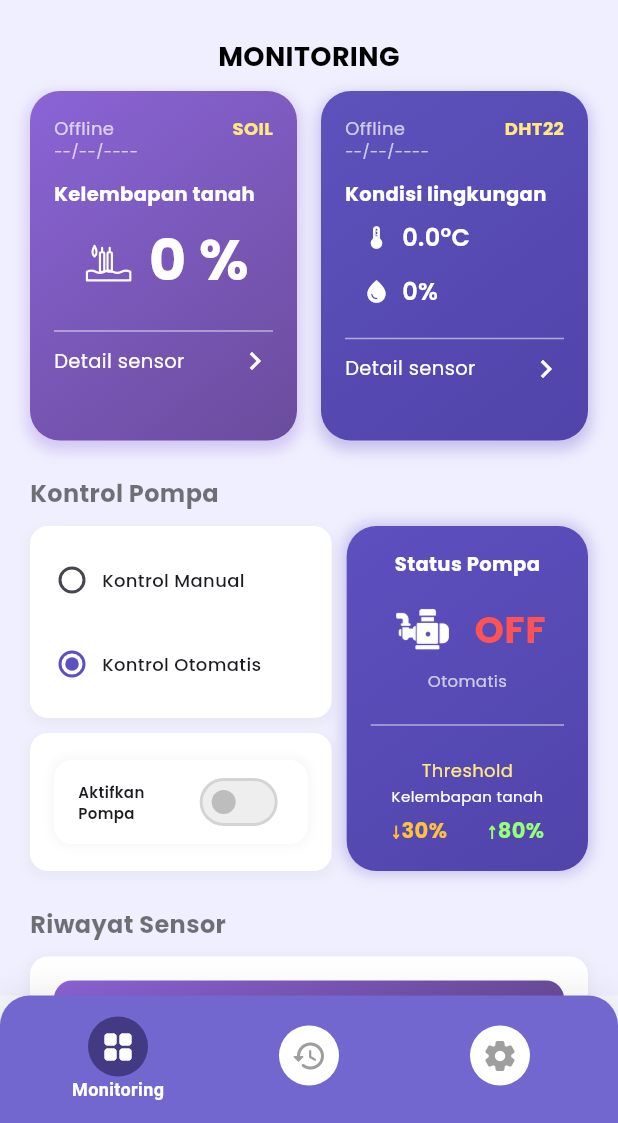
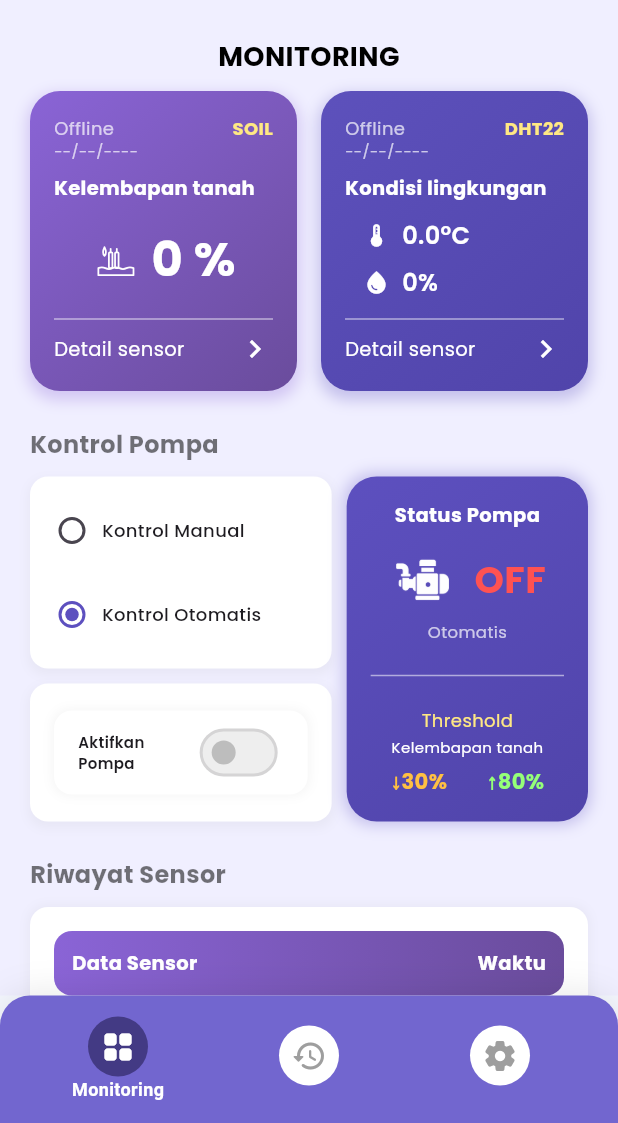
Before and after one commit to fnarf26/brio-app, a Flutter app: the screen it shows after launch, after a tap on "Kontrol Otomatis", on a phone screen of 412 x 824 dp, the part 113-1236 px from its top. Run offline on Flutter 3.47's test engine with Material 3 defaults, Android fonts, the phone set to English and light mode, and no system bars; our stand-ins replace connectivity_plus, firebase_core, firebase_database, firebase_messaging, firebase_storage, fl_chart and 4 more; accounts and stored records are empty.

Commit message:
update fcm fiture

```diff
--- a/lib/detail_soil_screen.dart
+++ b/lib/detail_soil_screen.dart
@@ -4,7 +4,6 @@ import 'package:fl_chart/fl_chart.dart';
 import 'package:flutter/material.dart';
 import 'package:flutter_svg/flutter_svg.dart';
 import 'package:google_fonts/google_fonts.dart';
-import 'package:brio/atur_threshold_screen.dart';
 
 class DetailSoilScreen extends StatefulWidget {
   const DetailSoilScreen({super.key});
--- a/lib/main.dart
+++ b/lib/main.dart
@@ -1,16 +1,75 @@
 import 'package:brio/splash_screen.dart'; // <-- Ganti ini
 import 'package:firebase_core/firebase_core.dart';
-import 'package:cloud_firestore/cloud_firestore.dart';
 import 'package:flutter/material.dart';
 import 'package:firebase_database/firebase_database.dart';
+import 'package:firebase_messaging/firebase_messaging.dart';
+import 'package:flutter_local_notifications/flutter_local_notifications.dart';
 import 'firebase_options.dart';
+
+final FlutterLocalNotificationsPlugin flutterLocalNotificationsPlugin =
+    FlutterLocalNotificationsPlugin();
+
+Future<void> _firebaseMessagingBackgroundHandler(RemoteMessage message) async {
+  await Firebase.initializeApp();
+  print('[FCM][Background] Diterima: ${message.notification?.title} | ${message.notification?.body}');
+  _showNotification(message);
+}
+
+void _showNotification(RemoteMessage message) async {
+  const AndroidNotificationDetails androidDetails = AndroidNotificationDetails(
+    'brio_channel', 'Brio Notifikasi',
+    importance: Importance.max,
+    priority: Priority.high,
+    showWhen: true,
+  );
+  const NotificationDetails notificationDetails =
+      NotificationDetails(android: androidDetails);
+
+  await flutterLocalNotificationsPlugin.show(
+    message.notification.hashCode,
+    message.notification?.title ?? 'Notifikasi',
+    message.notification?.body ?? '',
+    notificationDetails,
+  );
+}
 
 Future<void> main() async {
   WidgetsFlutterBinding.ensureInitialized();
-
   await Firebase.initializeApp(
     options: DefaultFirebaseOptions.currentPlatform,
   );
+
+  // Inisialisasi local notification
+  const AndroidNotificationChannel channel = AndroidNotificationChannel(
+    'brio_channel',
+    'Brio Notifikasi',
+    description: 'Channel untuk notifikasi FCM Brio',
+    importance: Importance.max,
+  );
+  await flutterLocalNotificationsPlugin
+      .resolvePlatformSpecificImplementation<AndroidFlutterLocalNotificationsPlugin>()
+      ?.createNotificationChannel(channel);
+
+  const AndroidInitializationSettings androidInitSettings =
+      AndroidInitializationSettings('@mipmap/launcher_icon');
+  const InitializationSettings initSettings =
+      InitializationSettings(android: androidInitSettings);
+  await flutterLocalNotificationsPlugin.initialize(initSettings);
+
+  // Minta izin notifikasi (Android/iOS)
+  await FirebaseMessaging.instance.requestPermission();
+
+  // Subscribe ke topic "brio"
+  await FirebaseMessaging.instance.subscribeToTopic('brio');
+
+  // Handler background
+  FirebaseMessaging.onBackgroundMessage(_firebaseMessagingBackgroundHandler);
+
+  // TAMBAHKAN INI: Handler foreground di global scope
+  FirebaseMessaging.onMessage.listen((RemoteMessage message) {
+    print('[FCM][Foreground] Diterima: ${message.notification?.title} | ${message.notification?.body}');
+    _showNotification(message);
+  });
 
   runApp(const MyApp());
 }
@@ -46,13 +105,17 @@ class _FirebaseTestScreenState extends State<FirebaseTestScreen> {
   void initState() {
     super.initState();
     _checkRealtimeDB();
+
+    FirebaseMessaging.onMessage.listen((RemoteMessage message) {
+      print('[FCM][Foreground] Diterima: ${message.notification?.title} | ${message.notification?.body}');
+      _showNotification(message);
+    });
   }
 
   Future<void> _checkRealtimeDB() async {
     try {
       // Tampilkan URL dari firebase_options.dart
       final dbUrl = DefaultFirebaseOptions.currentPlatform.databaseURL;
-      print("📡 Database URL: $dbUrl");
 
       // Referensi ke Realtime Database
       final dbRef = FirebaseDatabase.instance.ref("test/ping");
--- a/lib/monitoring_screen.dart
+++ b/lib/monitoring_screen.dart
@@ -7,7 +7,6 @@ import 'package:connectivity_plus/connectivity_plus.dart';
 import 'package:brio/detail_dht_screen.dart';
 import 'package:brio/detail_soil_screen.dart';
 import 'package:brio/riwayat_notifikasi_screen.dart';
-import 'package:connectivity_plus/connectivity_plus.dart';
 
 class MonitoringScreen extends StatefulWidget {
   const MonitoringScreen({super.key});
@@ -31,6 +30,9 @@ class _MonitoringScreenState extends State<MonitoringScreen> {
   bool isManualControl = true;
   int lowThreshold = 30;
   int highThreshold = 80;
+
+  // Tambahkan variabel baru untuk status switch UI
+  bool pumpSwitchStatus = false;
 
   List<Map<String, dynamic>> sensorHistory = [];
 
@@ -96,52 +98,33 @@ class _MonitoringScreenState extends State<MonitoringScreen> {
           if (configData != null) {
             lowThreshold = configData['lowThreshold'] ?? 30;
             highThreshold = configData['highThreshold'] ?? 80;
+            isManualControl = (configData['mode'] ?? 'manual') == 'manual';
+
+            // Inisialisasi pumpSwitchStatus dari config/manualPump
+            final manualPump = configData['manualPump'] ?? 'OFF';
+            pumpSwitchStatus = manualPump == 'ON';
           }
         });
       }
     });
 
-    _historySubscription = _deviceRef
-        .child('history')
-        .limitToLast(4)
-        .onValue
-        .listen((event) {
+    _historySubscription = _deviceRef.child('history').limitToLast(4).onValue.listen((
+      event,
+    ) {
       final data = event.snapshot.value as Map<dynamic, dynamic>?;
       if (data != null && mounted) {
         final List<Map<String, dynamic>> loadedHistory = [];
         data.forEach((key, value) {
           final item = value as Map<dynamic, dynamic>;
           final timestamp = item['timestamp'] ?? 0;
-
-              // Tetap ambil timestamp asli utk sorting
-              final dt = DateTime.fromMillisecondsSinceEpoch(
-                timestamp * 1000,
-                isUtc: true,
-              ).toLocal();
-
-              // Waktu sekarang (bukan dari alat) utk ditampilkan
-              final now = DateTime.now();
-              // Format waktu: HH:mm - dd-MM-yyyy
-              final formattedTime =
-                  "${now.hour.toString().padLeft(2, '0')}:"
-                  "${now.minute.toString().padLeft(2, '0')} "
-                  "${now.day.toString().padLeft(2, '0')}/"
-                  "${now.month.toString().padLeft(2, '0')}/"
-                  "${now.year}";
-
+          final dt = DateTime.fromMillisecondsSinceEpoch(timestamp * 1000);
           loadedHistory.add({
             'text':
-                    'Suhu : ${item['temperature']}°C • Kelembapan : ${item['humidity']}% • Soil : ${item['soilMoisture']}%',
-                'time': formattedTime, // tampilkan waktu sekarang
-                'timestamp':
-                    dt.millisecondsSinceEpoch, // tetap pakai alat utk urutan
+                'Suhu : ${item['temperature']}°C & Kelembapan : ${item['humidity']}% & Soil : ${item['soilMoisture']}%',
+            'time':
+                "${dt.hour.toString().padLeft(2, '0')}:${dt.minute.toString().padLeft(2, '0')} ${dt.day}-${dt.month}-${dt.year}",
           });
         });
-
-            // Urutkan berdasarkan timestamp (terbaru dulu)
-            loadedHistory.sort(
-              (a, b) => b['timestamp'].compareTo(a['timestamp']),
-            );
         setState(() {
           sensorHistory = loadedHistory.reversed.toList();
         });
@@ -149,13 +132,38 @@ class _MonitoringScreenState extends State<MonitoringScreen> {
     });
   }
 
+  // Tambahkan fungsi untuk update mode kontrol
+  Future<void> _updateControlMode(bool manual) async {
+    try {
+      await _deviceRef.child('config/mode').set(manual ? 'manual' : 'auto');
+      if (!manual) {
+        // Jika auto, pastikan manualPump OFF
+        await _deviceRef.child('config/manualPump').set('OFF');
+      }
+      setState(() {
+        isManualControl = manual;
+        if (!manual) pumpStatus = false; // Optional: update UI switch
+      });
+    } catch (e) {
+      print("Gagal update mode kontrol: $e");
+    }
+  }
+
+  // Update fungsi _updatePumpStatus agar hanya mengubah pumpSwitchStatus
   Future<void> _updatePumpStatus(bool newStatus) async {
+    if (!isManualControl) return;
+    setState(() {
+      pumpSwitchStatus = newStatus; // Optimistic update untuk UI switch
+    });
     try {
-      if (isManualControl) {
-        await _deviceRef.child('current/pumpStatus').set(newStatus);
-      }
+      await _deviceRef.child('config/manualPump').set(newStatus ? 'ON' : 'OFF');
+      // Tidak perlu update pumpStatus di sini, biarkan listener yang update status pompa
     } catch (e) {
-      print("Gagal update Firebase: $e");
+      // Jika gagal, rollback ke status sebelumnya
+      setState(() {
+        pumpSwitchStatus = !newStatus;
+      });
+      print("Gagal update manualPump: $e");
     }
   }
 
@@ -304,15 +312,13 @@ class _MonitoringScreenState extends State<MonitoringScreen> {
                                   _buildRadioOption(
                                     "Kontrol Manual",
                                     isManualControl,
-                                    () =>
-                                        setState(() => isManualControl = true),
+                                    () => _updateControlMode(true),
                                   ),
                                   const SizedBox(height: 16),
                                   _buildRadioOption(
                                     "Kontrol Otomatis",
                                     !isManualControl,
-                                    () =>
-                                        setState(() => isManualControl = false),
+                                    () => _updateControlMode(false),
                                   ),
                                   const SizedBox(height: 8),
                                 ],
@@ -425,12 +431,13 @@ class _MonitoringScreenState extends State<MonitoringScreen> {
           MaterialPageRoute(builder: (context) => const DetailSoilScreen()),
         );
       },
+      child: Center(
         child: Row(
           mainAxisAlignment: MainAxisAlignment.center,
           children: [
             SvgPicture.asset(
               'assets/icons/soil_icon.svg',
-            height: 37,
+              height: 30, // Reduced from 37 to 30
               colorFilter: ColorFilter.mode(Colors.white, BlendMode.srcIn),
             ),
             const SizedBox(width: 10),
@@ -438,12 +445,12 @@ class _MonitoringScreenState extends State<MonitoringScreen> {
               '$soilMoisture %',
               style: GoogleFonts.poppins(
                 color: Colors.white,
-              fontSize: 38,
+                fontSize: 32, // Reduced from 38 to 32
                 fontWeight: FontWeight.bold,
               ),
             ),
-          const SizedBox(height: 14),
           ],
+        ),
       ),
     );
   }
@@ -465,7 +472,6 @@ class _MonitoringScreenState extends State<MonitoringScreen> {
           MaterialPageRoute(builder: (context) => const DetailDhtScreen()),
         );
       },
-      child: Expanded(
       child: Column(
         mainAxisAlignment: MainAxisAlignment.center,
         mainAxisSize: MainAxisSize.min,
@@ -474,13 +480,12 @@ class _MonitoringScreenState extends State<MonitoringScreen> {
             Icons.thermostat,
             '${temperature.toStringAsFixed(1)}°C',
           ),
-            const SizedBox(height: 13),
+          const SizedBox(height: 8), // Reduced from 13 to 8
           _buildSensorValue(
             Icons.water_drop,
             '${humidity.toStringAsFixed(0)}%',
           ),
         ],
-        ),
       ),
     );
   }
@@ -495,26 +500,24 @@ class _MonitoringScreenState extends State<MonitoringScreen> {
     List<Color> gradientColors = const [
       Color(0xFF8A64D6),
       Color(0xFF6A4C9C),
-    ], // Tambahkan parameter ini
+    ],
     VoidCallback? onTap,
   }) {
     return GestureDetector(
       onTap: onTap,
       child: Container(
-        height: 233,
+        height: 200, // Reduced from 233 to 200
         padding: const EdgeInsets.all(16),
         decoration: BoxDecoration(
           gradient: LinearGradient(
-            colors: gradientColors, // Gunakan gradientColors yang diterima
+            colors: gradientColors,
             begin: Alignment.topLeft,
             end: Alignment.bottomRight,
           ),
           borderRadius: BorderRadius.circular(20),
           boxShadow: [
             BoxShadow(
-              color: gradientColors[0].withOpacity(
-                0.3,
-              ), // Gunakan warna dari gradientColors
+              color: gradientColors[0].withOpacity(0.3),
               spreadRadius: 2,
               blurRadius: 8,
               offset: const Offset(0, 4),
@@ -523,6 +526,7 @@ class _MonitoringScreenState extends State<MonitoringScreen> {
         ),
         child: Column(
           crossAxisAlignment: CrossAxisAlignment.start,
+          mainAxisSize: MainAxisSize.min, // Add this to minimize vertical space
           children: [
             Row(
               mainAxisAlignment: MainAxisAlignment.spaceBetween,
@@ -548,7 +552,7 @@ class _MonitoringScreenState extends State<MonitoringScreen> {
               lastUpdate,
               style: GoogleFonts.poppins(color: Colors.white70, fontSize: 10),
             ),
-            const SizedBox(height: 12),
+            const SizedBox(height: 8), // Reduced from 12 to 8
             Text(
               title,
               style: GoogleFonts.poppins(
@@ -557,9 +561,8 @@ class _MonitoringScreenState extends State<MonitoringScreen> {
                 fontSize: 13,
               ),
             ),
-            const SizedBox(height: 8),
-            Center(child: child),
-            const SizedBox(height: 12),
+            const SizedBox(height: 6), // Reduced from 8 to 6
+            Expanded(child: Center(child: child)),
             const Divider(color: Colors.white54),
             Row(
               mainAxisAlignment: MainAxisAlignment.spaceBetween,
@@ -869,22 +872,25 @@ class _MonitoringScreenState extends State<MonitoringScreen> {
                 ),
               ),
               Switch(
-                value: pumpStatus,
-                onChanged: isManualControl
-                    ? (val) => _updatePumpStatus(val)
-                    : null,
-                activeThumbColor: const Color.fromARGB(
-                  255,
-                  203,
-                  196,
-                  255,
-                ), // Warna thumb saat aktif
-                activeTrackColor: const Color(
-                  0xFF786CD3,
-                ), // Warna track saat aktif
-                inactiveThumbColor: Colors.grey.shade400,
-                inactiveTrackColor: Colors.grey.shade200,
+                value: pumpSwitchStatus,
+                onChanged: isManualControl ? (val) => _updatePumpStatus(val) : null,
+                thumbColor: MaterialStateProperty.resolveWith<Color>(
+                  (states) {
+                    if (states.contains(MaterialState.selected)) {
+                      return const Color.fromARGB(255, 203, 196, 255); // aktif
+                    }
+                    return Colors.grey.shade400; // nonaktif
+                  },
                 ),
+                trackColor: MaterialStateProperty.resolveWith<Color>(
+                  (states) {
+                    if (states.contains(MaterialState.selected)) {
+                      return const Color(0xFF786CD3); // aktif
+                    }
+                    return Colors.grey.shade200; // nonaktif
+                  },
+                ),
+              )
             ],
           ),
         ],
--- a/lib/profil_screen.dart
+++ b/lib/profil_screen.dart
@@ -3,8 +3,6 @@ import 'package:google_fonts/google_fonts.dart';
 import 'dart:io';
 import 'package:image_picker/image_picker.dart';
 import 'package:firebase_storage/firebase_storage.dart';
-import 'package:cloud_firestore/cloud_firestore.dart';
-import 'package:permission_handler/permission_handler.dart';
 
 
 class ProfilScreen extends StatefulWidget {
--- a/lib/riwayat_notifikasi_screen.dart
+++ b/lib/riwayat_notifikasi_screen.dart
@@ -282,10 +282,6 @@ class _RiwayatNotifikasiScreenState extends State<RiwayatNotifikasiScreen> {
     final bool isPumpOn = log['action'] == 'ON';
     final int soilValue = log['soil'];
     final bool isLowMoisture = soilValue < 30;
-    // ambil waktu dari IoT
-    final DateTime logTime = DateTime.fromMillisecondsSinceEpoch(
-      log['timestamp'] * 1000,
-    ).toLocal();
 
     // ambil waktu sekarang (aplikasi/HP)
     final DateTime now = DateTime.now();
--- a/pubspec.yaml
+++ b/pubspec.yaml
@@ -20,6 +20,8 @@ version: 1.0.0+1
 
 environment:
   sdk: ^3.9.0
+  # Perubahan device alan
+  # sdk: ^3.8.0
 
 # Dependencies specify other packages that your package needs in order to work.
 # To automatically upgrade your package dependencies to the latest versions
@@ -33,6 +35,8 @@ dependencies:
 
   # Tambahkan baris-baris ini
   firebase_core: ^4.1.0
+  firebase_messaging: ^16.0.2
+  flutter_local_notifications: ^19.4.2
   image_picker: ^1.1.1
   firebase_storage: ^13.0.1
   cloud_firestore: ^6.0.1
@@ -55,6 +59,8 @@ dev_dependencies:
     sdk: flutter
 
   fl_chart: ^1.1.0 # <-- Tambahkan baris ini
+  # perubahan device alan
+  # fl_chart: ^0.70.2
   rename: ^3.0.2
 
   # The "flutter_lints" package below contains a set of recommended lints to
```
Also changed, not shown: lib/riwayat_screen.dart (+0 -11 lines), pubspec.lock, 4 other files. Lines whose indentation alone changed are shown as unchanged.
